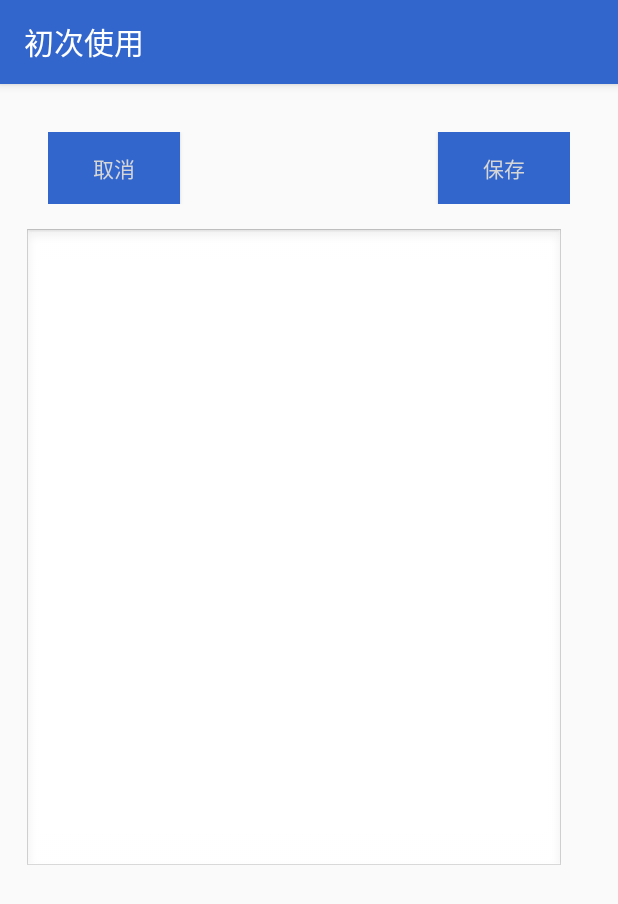
After one commit to authorwang/Teachent_student, an Android app: the InitialTextActivity screen opened directly, with no data from a screen before it, on a phone screen of 412 x 824 dp. The commit adds this screen. Shown: the top 904 px of the screen. Run offline under Robolectric (Android 15) with nearby library versions, the phone set to English and light mode, and no system bars; our stand-ins replace CircleImageView.

Commit message:
finish login function finish basic loading constructing initial activity finish initial no and name

```diff
--- /dev/null
+++ b/app/src/main/java/com/ant/nepu/teachent/activity/InitialTextActivity.java
@@ -0,0 +1,61 @@
+package com.ant.nepu.teachent.activity;
+
+import android.content.Intent;
+import android.support.v7.app.AppCompatActivity;
+import android.os.Bundle;
+import android.view.View;
+import android.widget.Button;
+import android.widget.EditText;
+import android.widget.TextView;
+
+import com.ant.nepu.teachent.R;
+import com.ant.nepu.teachent.common.Constants;
+
+public class InitialTextActivity extends AppCompatActivity {
+    private Button btn_cancel;
+    private Button btn_save;
+    private TextView tv_title;
+    private EditText et_content;
+    @Override
+    protected void onCreate(Bundle savedInstanceState) {
+        super.onCreate(savedInstanceState);
+        setContentView(R.layout.activity_initial_text);
+
+        //findViews
+        btn_cancel = (Button) findViewById(R.id.btn_activity_initial_text_cancel);
+        btn_save = (Button) findViewById(R.id.btn_activity_initial_text_save);
+        tv_title = (TextView) findViewById(R.id.tv_activity_initial_text_title);
+        et_content = (EditText) findViewById(R.id.et_activity_initial_text_content);
+
+        //改变标题和内容
+        Intent intent = getIntent();
+        final String title = intent.getStringExtra("title");
+        final String content = intent.getStringExtra("content");
+
+        tv_title.setText(title);
+        et_content.setText(content);
+
+        btn_cancel.setOnClickListener(new View.OnClickListener() {
+            @Override
+            public void onClick(View v) {
+                InitialTextActivity.this.finish();
+            }
+        });
+
+        btn_save.setOnClickListener(new View.OnClickListener() {
+            @Override
+            public void onClick(View v) {
+                String result = et_content.getText().toString().trim();
+                Intent intent = new Intent();
+                intent.putExtra("result",result);
+                if(title.equals("学号")){
+                    setResult(Constants.RESULT_NO,intent);
+                }else if(title.equals("姓名")){
+                    setResult(Constants.RESULT_NAME,intent);
+                }
+                finish();
+
+            }
+        });
+    }
+}
--- a/app/src/main/java/com/ant/nepu/teachent/adapter/InitialListAdapter.java
+++ b/app/src/main/java/com/ant/nepu/teachent/adapter/InitialListAdapter.java
@@ -66,14 +66,14 @@ public class InitialListAdapter extends BaseAdapter {
 //            if(position==0){//若为头像
 //                convertView = inflater.inflate(R.layout.information_avatar_list_item,null);
 //            }else{
-                convertView = inflater.inflate(R.layout.information_text_list_item,null);
+                convertView = inflater.inflate(R.layout.initial_text_list_item,null);
 //            }
             vh = new ViewHolder();
 //            if(position==0){//若为头像
 //                vh.iv_avatar = (ImageView) convertView.findViewById(R.id.iv_frag_information_avatar);
 //            }else {
-                vh.tv_title = (TextView) convertView.findViewById(R.id.tv_frag_information_title);
-                vh.tv_text = (TextView) convertView.findViewById(R.id.tv_frag_information_text);
+                vh.tv_title = (TextView) convertView.findViewById(R.id.tv_activity_initial_title);
+                vh.tv_text = (TextView) convertView.findViewById(R.id.tv_activity_initial_text);
 //            }
             convertView.setTag(vh);
         }else{
--- /dev/null
+++ b/app/src/main/res/layout/activity_initial_text.xml
@@ -0,0 +1,79 @@
+<?xml version="1.0" encoding="utf-8"?>
+<RelativeLayout xmlns:android="http://schemas.android.com/apk/res/android"
+    xmlns:tools="http://schemas.android.com/tools"
+    android:id="@+id/activity_initial_text"
+    android:layout_width="match_parent"
+    android:layout_height="match_parent"
+    android:paddingBottom="@dimen/activity_vertical_margin"
+    android:paddingLeft="@dimen/activity_horizontal_margin"
+    android:paddingRight="@dimen/activity_horizontal_margin"
+    android:paddingTop="@dimen/activity_vertical_margin"
+    tools:context="com.ant.nepu.teachent.activity.InitialTextActivity">
+
+    <RelativeLayout
+        android:layout_width="match_parent"
+        android:layout_height="match_parent"
+        android:layout_alignParentTop="true"
+        android:layout_alignParentStart="true">
+
+
+        <RelativeLayout
+            android:id="@+id/rl_frag_homework_title"
+            android:layout_width="match_parent"
+            android:layout_height="wrap_content"
+            android:layout_alignParentStart="true"
+            android:layout_alignParentTop="true"
+            android:padding="@dimen/fab_margin">
+
+            <TextView
+                android:id="@+id/tv_activity_initial_text_title"
+                style="@style/fragment_ppt_title"
+                android:layout_width="wrap_content"
+                android:layout_height="wrap_content"
+                android:layout_alignBaseline="@+id/btn_frag_information_text_save"
+                android:layout_alignBottom="@+id/btn_frag_information_text_save"
+                android:layout_centerHorizontal="true"
+                android:text="@string/fragment_information_text_title" />
+
+            <Button
+                android:id="@+id/btn_activity_initial_text_save"
+                style="@style/fragment_ppt_button"
+                android:layout_width="wrap_content"
+                android:layout_height="wrap_content"
+                android:layout_alignParentEnd="true"
+                android:layout_alignParentTop="true"
+                android:background="@drawable/frag_ppt_btn_dl_selector"
+                android:text="@string/fragment_information_text_button_save" />
+
+            <Button
+                android:id="@+id/btn_activity_initial_text_cancel"
+                style="@style/fragment_ppt_button"
+                android:layout_width="wrap_content"
+                android:layout_height="wrap_content"
+                android:layout_alignParentStart="true"
+                android:layout_alignParentTop="true"
+                android:background="@drawable/frag_ppt_btn_dl_selector"
+                android:text="@string/fragment_information_text_button_cancel" />
+
+        </RelativeLayout>
+
+        <RelativeLayout
+            android:layout_width="match_parent"
+            android:layout_height="match_parent"
+            android:layout_alignParentStart="true"
+            android:layout_below="@+id/rl_frag_homework_title">
+
+            <EditText
+                android:id="@+id/et_activity_initial_text_content"
+                android:layout_width="360dp"
+                android:enabled="true"	android:gravity="top"	android:inputType="textMultiLine"	android:minLines="8"	android:maxLines="10"	android:scrollbars="vertical" 	android:background="@android:drawable/edit_text"
+                android:layout_height="430dp"
+                android:layout_centerInParent="true"
+                android:layout_alignParentStart="true"
+                android:layout_alignParentTop="true" />
+
+        </RelativeLayout>
+
+
+    </RelativeLayout>
+</RelativeLayout>
```
Also changed, not shown: app/src/main/AndroidManifest.xml (+8 -2 lines), app/src/main/java/com/ant/nepu/teachent/activity/TeachentInitialActivity.java (+56 -24 lines), app/src/main/java/com/ant/nepu/teachent/common/Constants.java (+13 -0 lines), app/src/main/res/layout/initial_text_list_item.xml (added, +56 -0 lines).
